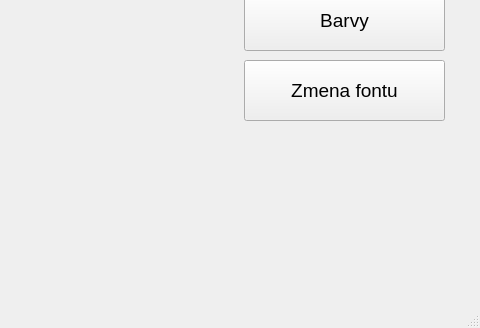
Qt form 19_Dialogy_1/mainwindow.ui (SPSMB/PRO_4r_2023_2024_IT1) before a commit; both pictures show x 486 to 966 and y 320 to 648 of the 966 by 648 pixel window.
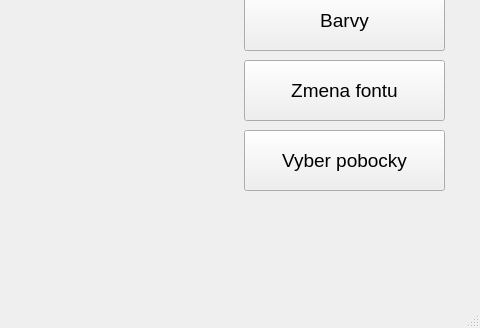
The same form after that commit.

The edit to the form file:
```diff
--- a/19_Dialogy_1/mainwindow.ui
+++ b/19_Dialogy_1/mainwindow.ui
@@ -153,6 +153,24 @@
      <string>Dialogy</string>
     </property>
    </widget>
+   <widget class="QPushButton" name="btn_pobocky">
+    <property name="geometry">
+     <rect>
+      <x>730</x>
+      <y>450</y>
+      <width>201</width>
+      <height>61</height>
+     </rect>
+    </property>
+    <property name="font">
+     <font>
+      <pointsize>14</pointsize>
+     </font>
+    </property>
+    <property name="text">
+     <string>Vyber pobocky</string>
+    </property>
+   </widget>
   </widget>
   <widget class="QMenuBar" name="menubar">
    <property name="geometry">
```
